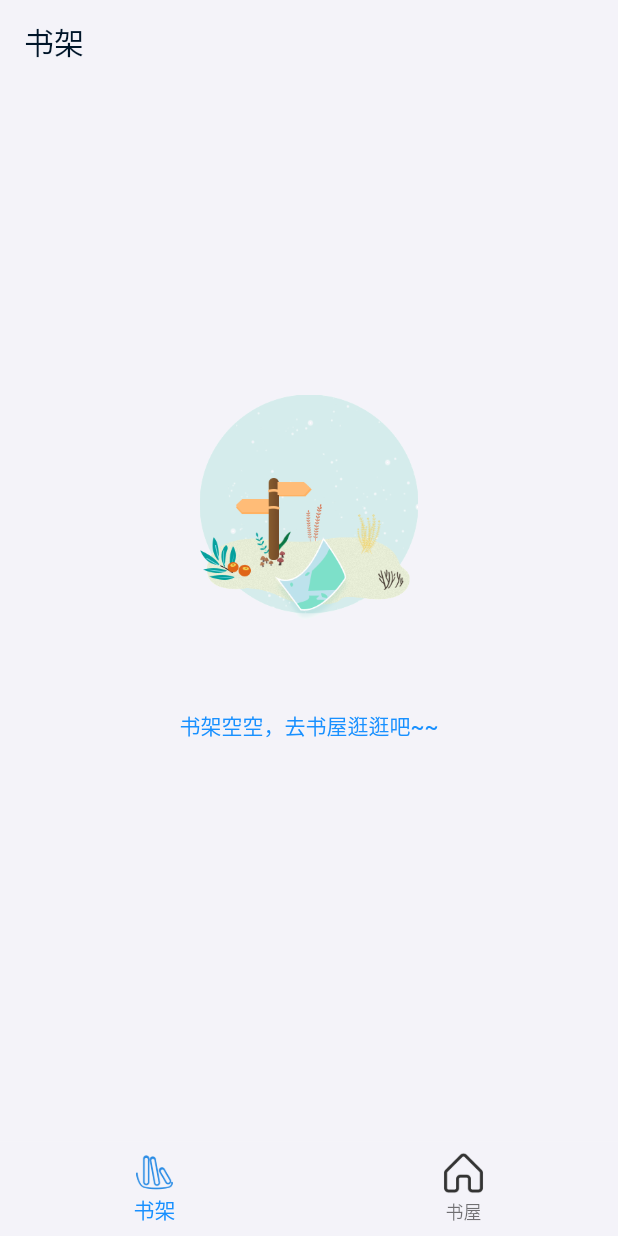
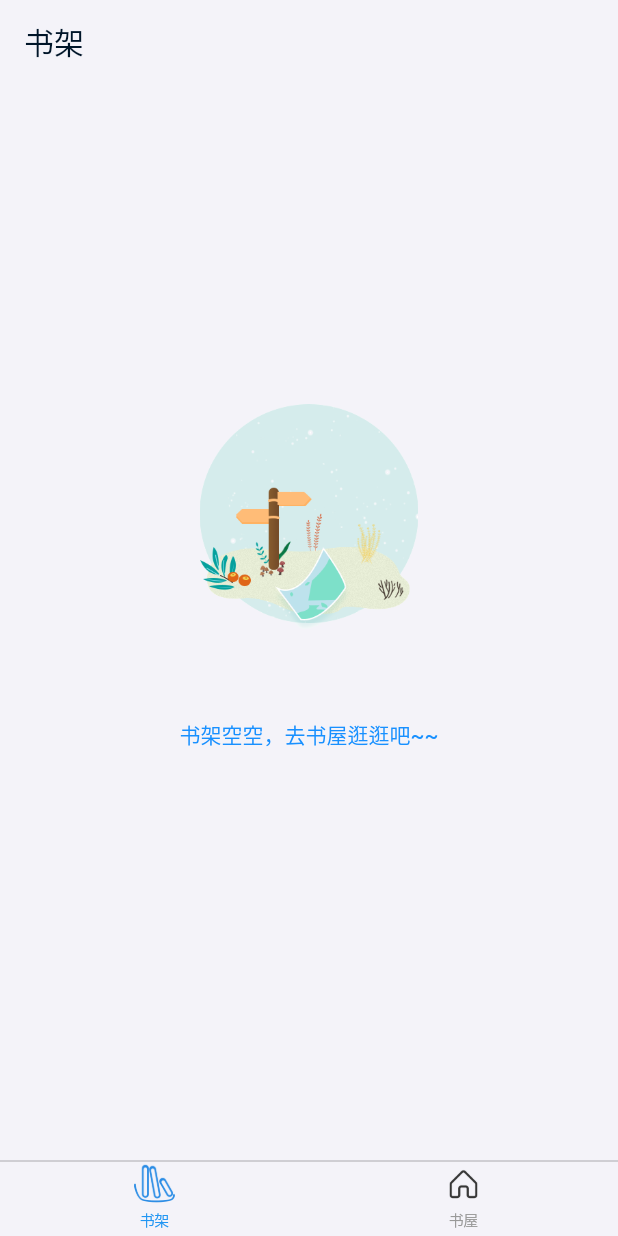
Before and after one commit to dreamlu/dnovel-flutter, a Flutter app: the screen it shows after launch, on a phone screen of 412 x 824 dp. Run offline on Flutter 3.47's test engine with Material 2 defaults, Android fonts, the phone set to English and light mode, and no system bars; our stand-ins replace dio, flutter_html, flutter_screenutil, fluttertoast, shared_preferences.

Commit message:
- 书屋布局调整 - 添加书架优化 - 首页页面优化

```diff
--- a/lib/components/BottomAppBar.dart
+++ b/lib/components/BottomAppBar.dart
@@ -1,6 +1,7 @@
 import 'package:flutter/material.dart';
 import '../utils/color.dart';
 
+// 废弃,使用lib/pages/IndexPage.dart方式
 class MyBottomAppBar extends StatelessWidget {
   final int currentIndex;
   MyBottomAppBar({this.currentIndex});
--- /dev/null
+++ b/lib/components/LazyIndexedStack.dart
@@ -0,0 +1,96 @@
+import 'package:flutter/material.dart';
+
+class LazyIndexedStack extends StatefulWidget {
+  const LazyIndexedStack({
+    Key key,
+    @required this.index,
+    @required this.children,
+    this.alignment = AlignmentDirectional.topStart,
+    this.textDirection,
+    this.sizing = StackFit.loose,
+  })  : assert(index != null),
+        assert(children != null),
+        super(key: key);
+
+  final int index;
+  final List<Widget> children;
+  final AlignmentGeometry alignment;
+  final TextDirection textDirection;
+  final StackFit sizing;
+
+  @override
+  _LazyIndexedStackState createState() => _LazyIndexedStackState();
+}
+
+class _LazyIndexedStackState extends State<LazyIndexedStack> {
+  Map<int, bool> _innerWidgetMap;
+
+  int index;
+
+  @override
+  void initState() {
+    super.initState();
+    index = widget.index;
+    _innerWidgetMap = Map<int, bool>.fromEntries(
+      List<MapEntry<int, bool>>.generate(
+        widget.children.length,
+            (int i) => MapEntry<int, bool>(i, i == index),
+      ),
+    );
+  }
+
+  @override
+  void didUpdateWidget(LazyIndexedStack oldWidget) {
+    super.didUpdateWidget(oldWidget);
+    if (oldWidget.index != widget.index) {
+      _changeIndex(widget.index);
+    }
+  }
+
+  void _activeCurrentIndex(int index) {
+    if (_innerWidgetMap[index] != true) {
+      _innerWidgetMap[index] = true;
+    }
+  }
+
+  void _changeIndex(int value) {
+    if (value == index) {
+      return;
+    }
+    setState(() {
+      index = value;
+    });
+  }
+
+  bool _hasInit(int index) {
+    final bool result = _innerWidgetMap[index];
+    if (result == null) {
+      return false;
+    }
+    return result == true;
+  }
+
+  List<Widget> _buildChildren(BuildContext context) {
+    final List<Widget> list = <Widget>[];
+    for (int i = 0; i < widget.children.length; i++) {
+      if (_hasInit(i)) {
+        list.add(widget.children[i]);
+      } else {
+        list.add(const SizedBox.shrink());
+      }
+    }
+    return list;
+  }
+
+  @override
+  Widget build(BuildContext context) {
+    _activeCurrentIndex(index);
+    return IndexedStack(
+      index: index,
+      children: _buildChildren(context),
+      alignment: widget.alignment,
+      sizing: widget.sizing,
+      textDirection: widget.textDirection,
+    );
+  }
+}
--- /dev/null
+++ b/lib/pages/IndexPage.dart
@@ -0,0 +1,84 @@
+import 'package:dnovel_flutter/components/LazyIndexedStack.dart';
+import 'package:dnovel_flutter/pages/classify.dart';
+import 'package:dnovel_flutter/pages/shelf.dart';
+import 'package:flutter/cupertino.dart';
+import 'package:flutter/material.dart';
+
+import '../utils/color.dart';
+
+class IndexPage extends StatefulWidget {
+  int currentIndex;
+
+  IndexPage({this.currentIndex = 0});
+
+  @override
+  _IndexPageState createState() => _IndexPageState();
+}
+
+// 底部模块
+class _IndexPageState extends State<IndexPage> {
+  static const double _width = 20;
+  static const double _height = 20;
+
+  final List<Widget> tabBodies = [
+    ShelfPage(),
+    ClassifyPage(),
+  ];
+
+  @override
+  void initState() {
+    super.initState();
+  }
+
+  @override
+  Widget build(BuildContext context) {
+    return Scaffold(
+      backgroundColor: Color.fromRGBO(244, 245, 245, 1.0),
+      bottomNavigationBar: CupertinoTabBar(
+        backgroundColor: MyColor.bgColor,
+        // elevation: 0,
+        // selectedItemColor: Colors.red,
+        // unselectedItemColor: Colors.black,
+        // type: BottomNavigationBarType.fixed,
+        items: [
+          BottomNavigationBarItem(
+            icon: Image(
+              image: AssetImage('lib/images/book-shelf.png'),
+              // width: _width,
+              // height: _height,
+            ),
+            activeIcon: Image(
+              image: AssetImage('lib/images/book-shelf-selected.png'),
+              // width: _width,
+              // height: _height,
+            ),
+            label: '书架',
+          ),
+          BottomNavigationBarItem(
+            icon: Image(
+              image: AssetImage('lib/images/book-shop.png'),
+              width: _width,
+              height: _height,
+            ),
+            activeIcon: Image(
+              image: AssetImage('lib/images/book-shop-selected.png'),
+              width: _width,
+              height: _height,
+              color: Colors.red,
+            ),
+            label: '书屋',
+          ),
+        ],
+        currentIndex: widget.currentIndex,
+        onTap: (int index) {
+          widget.currentIndex = index;
+          setState(() {});
+        },
+      ),
+      body: LazyIndexedStack(
+        index: widget.currentIndex,
+        children: tabBodies,
+      ),
+    );
+  }
+}
--- a/lib/pages/shelf.dart
+++ b/lib/pages/shelf.dart
@@ -47,9 +47,6 @@ class _ShelfPageState extends State<ShelfPage> {
           body: Container(
             color: MyColor.bgColor,
             child: content,
-          ),
-          bottomNavigationBar: MyBottomAppBar(
-            currentIndex: 0,
           ),
         ),
         onWillPop: Exit.isExit);
@@ -177,7 +174,10 @@ class _ShelfPageState extends State<ShelfPage> {
         leading: img,
         title:
             Text(novel.bookName, style: TextStyle(fontWeight: FontWeight.bold)),
-        subtitle: Text("作者: " + novel.authorName),
+        subtitle: Row(children: [
+          Expanded(child: Text("作者: " + novel.authorName)),
+          Text("来源: " + novel.source, style: TextStyle(color: Colors.black26)),
+        ]),
         // trailing: Icon(Icons.chevron_right),
         // tileColor: Coll,
       ),
--- a/pubspec.yaml
+++ b/pubspec.yaml
@@ -33,6 +33,7 @@ dependencies:
   flutter_html: ^1.1.1
   chewie_audio: ^1.1.1
   fluttertoast: ^7.1.4 # 再按一次退出提示
+  flutter_screenutil: 4.0.2 # 屏幕适配
 #  cached_network_image: ^2.3.3 # ps: 使用会一直卡在构建中why?
 
 dev_dependencies:
```
Also changed, not shown: lib/main.dart (+8 -3 lines), lib/pages/classify.dart (+7 -12 lines), lib/pages/intro.dart (+9 -3 lines), lib/utils/extension/extension.dart (added, +17 -0 lines), lib/utils/request.dart (+17 -1 lines), pubspec.lock, 2 other files.
